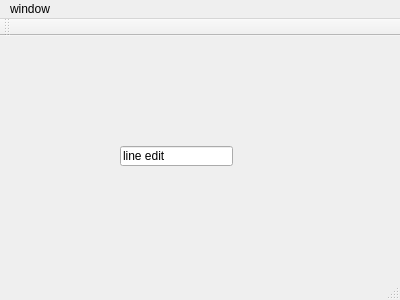
This is QtProject/mainwindow.ui in Numbstrike/455 as Qt 5 draws it before an edit. The edited form follows.
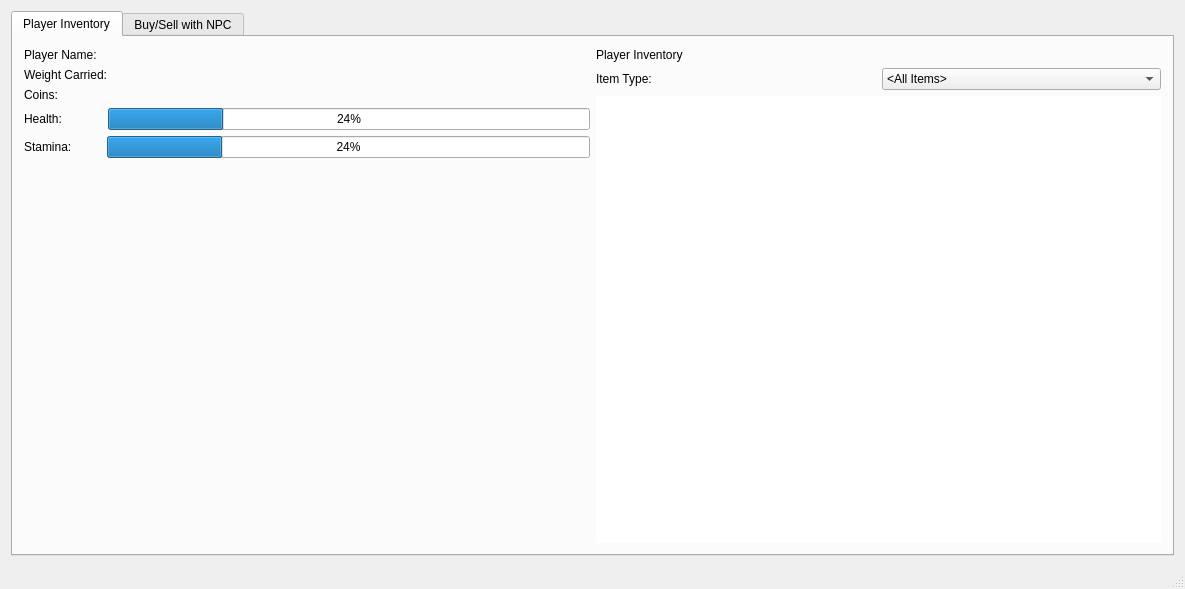
This is the edited form.

The edit to the form file:
```diff
--- a/QtProject/mainwindow.ui
+++ b/QtProject/mainwindow.ui
@@ -6,51 +6,299 @@
    <rect>
     <x>0</x>
     <y>0</y>
-    <width>400</width>
-    <height>300</height>
+    <width>1185</width>
+    <height>589</height>
    </rect>
   </property>
   <property name="windowTitle">
    <string>MainWindow</string>
   </property>
   <widget class="QWidget" name="centralWidget">
-   <widget class="QLineEdit" name="lineEdit">
-    <property name="geometry">
-     <rect>
-      <x>120</x>
-      <y>110</y>
-      <width>113</width>
-      <height>20</height>
-     </rect>
-    </property>
-    <property name="text">
-     <string>line edit</string>
-    </property>
-   </widget>
-  </widget>
-  <widget class="QMenuBar" name="menuBar">
-   <property name="geometry">
-    <rect>
-     <x>0</x>
-     <y>0</y>
-     <width>400</width>
-     <height>21</height>
-    </rect>
-   </property>
-   <widget class="QMenu" name="menuWindow">
-    <property name="title">
-     <string>window</string>
-    </property>
-   </widget>
-   <addaction name="menuWindow"/>
-  </widget>
-  <widget class="QToolBar" name="mainToolBar">
-   <attribute name="toolBarArea">
-    <enum>TopToolBarArea</enum>
-   </attribute>
-   <attribute name="toolBarBreak">
-    <bool>false</bool>
-   </attribute>
+   <layout class="QVBoxLayout" name="mainVLayout">
+    <item>
+     <widget class="QTabWidget" name="mainTabWidget">
+      <property name="currentIndex">
+       <number>0</number>
+      </property>
+      <widget class="QWidget" name="inventoryTab">
+       <attribute name="title">
+        <string>Player Inventory</string>
+       </attribute>
+       <layout class="QHBoxLayout" name="horizontalLayout_2">
+        <item>
+         <layout class="QVBoxLayout" name="playerInfoVLayout">
+          <item>
+           <layout class="QHBoxLayout" name="playerNameHLayout">
+            <item>
+             <widget class="QLabel" name="playerNameLabel">
+              <property name="text">
+               <string>&lt;html&gt;&lt;head/&gt;&lt;body&gt;&lt;p&gt;Player Name: &lt;/p&gt;&lt;/body&gt;&lt;/html&gt;</string>
+              </property>
+             </widget>
+            </item>
+           </layout>
+          </item>
+          <item>
+           <layout class="QHBoxLayout" name="weightHLayout">
+            <item>
+             <widget class="QLabel" name="weightLabel">
+              <property name="text">
+               <string>Weight Carried: &lt;int&gt;</string>
+              </property>
+             </widget>
+            </item>
+           </layout>
+          </item>
+          <item>
+           <layout class="QHBoxLayout" name="coinsHLayout">
+            <item>
+             <widget class="QLabel" name="coinsLabel">
+              <property name="text">
+               <string>Coins: &lt;int&gt;</string>
+              </property>
+             </widget>
+            </item>
+           </layout>
+          </item>
+          <item>
+           <layout class="QHBoxLayout" name="healthHLayout">
+            <item>
+             <widget class="QLabel" name="healthLabel">
+              <property name="text">
+               <string>Health:</string>
+              </property>
+             </widget>
+            </item>
+            <item>
+             <spacer name="horizontalSpacer">
+              <property name="orientation">
+               <enum>Qt::Horizontal</enum>
+              </property>
+              <property name="sizeType">
+               <enum>QSizePolicy::Fixed</enum>
+              </property>
+              <property name="sizeHint" stdset="0">
+               <size>
+                <width>40</width>
+                <height>20</height>
+               </size>
+              </property>
+             </spacer>
+            </item>
+            <item>
+             <widget class="QProgressBar" name="healthProgBar">
+              <property name="maximumSize">
+               <size>
+                <width>500</width>
+                <height>16777215</height>
+               </size>
+              </property>
+              <property name="value">
+               <number>24</number>
+              </property>
+             </widget>
+            </item>
+           </layout>
+          </item>
+          <item>
+           <layout class="QHBoxLayout" name="staminaHLayout">
+            <item>
+             <widget class="QLabel" name="staminaLabel">
+              <property name="text">
+               <string>Stamina:</string>
+              </property>
+             </widget>
+            </item>
+            <item>
+             <spacer name="horizontalSpacer_2">
+              <property name="orientation">
+               <enum>Qt::Horizontal</enum>
+              </property>
+              <property name="sizeType">
+               <enum>QSizePolicy::Fixed</enum>
+              </property>
+              <property name="sizeHint" stdset="0">
+               <size>
+                <width>29</width>
+                <height>20</height>
+               </size>
+              </property>
+             </spacer>
+            </item>
+            <item>
+             <widget class="QProgressBar" name="staminaProgBar">
+              <property name="value">
+               <number>24</number>
+              </property>
+              <property name="textVisible">
+               <bool>true</bool>
+              </property>
+              <property name="orientation">
+               <enum>Qt::Horizontal</enum>
+              </property>
+              <property name="invertedAppearance">
+               <bool>false</bool>
+              </property>
+              <property name="format">
+               <string>%p%</string>
+              </property>
+             </widget>
+            </item>
+           </layout>
+          </item>
+          <item>
+           <spacer name="verticalSpacer">
+            <property name="orientation">
+             <enum>Qt::Vertical</enum>
+            </property>
+            <property name="sizeHint" stdset="0">
+             <size>
+              <width>20</width>
+              <height>40</height>
+             </size>
+            </property>
+           </spacer>
+          </item>
+         </layout>
+        </item>
+        <item>
+         <layout class="QVBoxLayout" name="inventoryVLayout">
+          <item>
+           <widget class="QLabel" name="inventoryLabel">
+            <property name="text">
+             <string>Player Inventory</string>
+            </property>
+           </widget>
+          </item>
+          <item>
+           <layout class="QHBoxLayout" name="itemTypeHLayout">
+            <item>
+             <widget class="QLabel" name="itemTypeLabel">
+              <property name="text">
+               <string>Item Type:</string>
+              </property>
+             </widget>
+            </item>
+            <item>
+             <widget class="QComboBox" name="itemTypeComboBox_pInv">
+              <property name="currentText">
+               <string>&lt;All Items&gt;</string>
+              </property>
+              <item>
+               <property name="text">
+                <string>&lt;All Items&gt;</string>
+               </property>
+              </item>
+              <item>
+               <property name="text">
+                <string>Weapon</string>
+               </property>
+              </item>
+              <item>
+               <property name="text">
+                <string>Armor</string>
+               </property>
+              </item>
+              <item>
+               <property name="text">
+                <string>Usable</string>
+               </property>
+              </item>
+              <item>
+               <property name="text">
+                <string>Misc.</string>
+               </property>
+              </item>
+             </widget>
+            </item>
+           </layout>
+          </item>
+          <item>
+           <widget class="QTableView" name="mainInvTableView">
+            <property name="autoFillBackground">
+             <bool>true</bool>
+            </property>
+            <property name="frameShape">
+             <enum>QFrame::NoFrame</enum>
+            </property>
+           </widget>
+          </item>
+         </layout>
+        </item>
+       </layout>
+      </widget>
+      <widget class="QWidget" name="buySellTab">
+       <attribute name="title">
+        <string>Buy/Sell with NPC</string>
+       </attribute>
+       <layout class="QHBoxLayout" name="horizontalLayout_3">
+        <item>
+         <layout class="QVBoxLayout" name="verticalLayout">
+          <item>
+           <widget class="QLabel" name="label_3">
+            <property name="text">
+             <string>&lt;user pName&gt;</string>
+            </property>
+           </widget>
+          </item>
+          <item>
+           <widget class="QLabel" name="label">
+            <property name="text">
+             <string>Coins: &lt;int&gt;</string>
+            </property>
+           </widget>
+          </item>
+          <item>
+           <widget class="QLabel" name="label_5">
+            <property name="text">
+             <string>Weight Carried: &lt;int&gt;</string>
+            </property>
+           </widget>
+          </item>
+          <item>
+           <widget class="QTableView" name="tableView"/>
+          </item>
+         </layout>
+        </item>
+        <item>
+         <layout class="QVBoxLayout" name="verticalLayout_2">
+          <item>
+           <widget class="QLabel" name="label_2">
+            <property name="text">
+             <string>&lt;NPC pName&gt;</string>
+            </property>
+           </widget>
+          </item>
+          <item>
+           <widget class="QLabel" name="label_4">
+            <property name="text">
+             <string>Coins: &lt;int&gt;</string>
+            </property>
+           </widget>
+          </item>
+          <item>
+           <spacer name="verticalSpacer_2">
+            <property name="orientation">
+             <enum>Qt::Vertical</enum>
+            </property>
+            <property name="sizeHint" stdset="0">
+             <size>
+              <width>20</width>
+              <height>40</height>
+             </size>
+            </property>
+           </spacer>
+          </item>
+          <item>
+           <widget class="QTableView" name="tableView_2"/>
+          </item>
+         </layout>
+        </item>
+       </layout>
+      </widget>
+     </widget>
+    </item>
+   </layout>
   </widget>
   <widget class="QStatusBar" name="statusBar"/>
  </widget>
```
